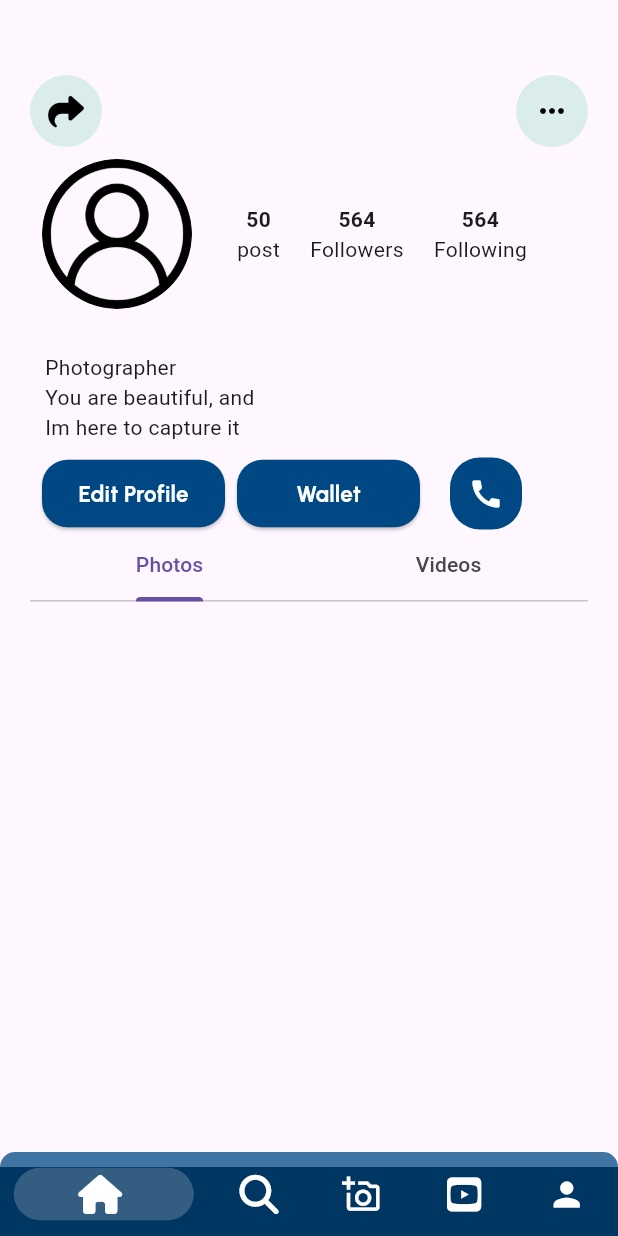
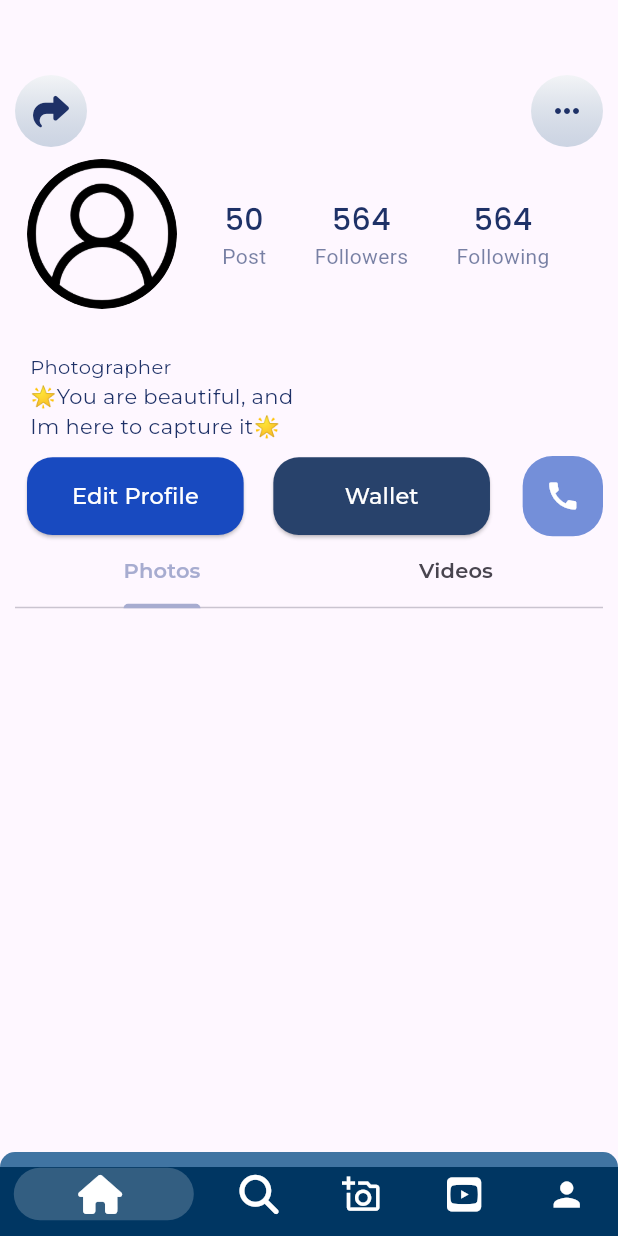
Before and after one commit to muhammed-ajmal1217/seclob_machine_test, a Flutter app: the screen it shows after launch, on a phone screen of 412 x 824 dp. Run offline on Flutter 3.47's test engine with Material 3 defaults, Android fonts, the phone set to English and light mode, and no system bars; drawn by our look-alikes of persistent_bottom_nav_bar; our stand-ins replace dio, font_awesome_flutter, google_fonts; network calls fail.

Commit message:
task completed

```diff
--- a/lib/main.dart
+++ b/lib/main.dart
@@ -1,5 +1,4 @@
 import 'package:flutter/material.dart';
-import 'package:flutter/widgets.dart';
 import 'package:provider/provider.dart';
 import 'package:seclob_task/bottombar.dart';
 import 'package:seclob_task/controller/api_provider.dart';
@@ -16,6 +15,7 @@ void main(){
         ChangeNotifierProvider(create: (context) => ApiProvider(),)
       ],
       child: MaterialApp(
+        debugShowCheckedModeBanner: false,
         home: BottomNavBar(),
       ),
     );
--- a/lib/view/home.dart
+++ b/lib/view/home.dart
@@ -1,23 +1,42 @@
 import 'package:flutter/material.dart';
 import 'package:font_awesome_flutter/font_awesome_flutter.dart';
+import 'package:google_fonts/google_fonts.dart';
 import 'package:provider/provider.dart';
 import 'package:seclob_task/controller/api_provider.dart';
 import 'package:seclob_task/view/photos.dart';
 import 'package:seclob_task/view/videos.dart';
 import 'package:seclob_task/view/widgets/custom_button.dart';
 
-class HomePage extends StatelessWidget {
+class HomePage extends StatefulWidget {
   const HomePage({super.key});
 
   @override
+  State<HomePage> createState() => _HomePageState();
+}
+
+class _HomePageState extends State<HomePage> {
+  void initState() {
+    super.initState();
+    Provider.of<ApiProvider>(context, listen: false).fetchData();
+  }
+
+  final followStyle = GoogleFonts.poppins(fontWeight: FontWeight.w500,color:Color(0xff1E3167),fontSize:20);
+  final followTextStyle = TextStyle(color: Color(0xff1E3167).withOpacity(0.6));
+  var gradient = LinearGradient(
+      begin: Alignment.bottomCenter,
+      end: Alignment.topCenter,
+      colors: [
+        Color(0xff044770).withOpacity(0.2),
+        Color(0xffD6EEE1).withOpacity(0.28),
+      ]);
+  @override
   Widget build(BuildContext context) {
-    final pro = Provider.of<ApiProvider>(context, listen: true);
-
+    final size = MediaQuery.of(context).size;
     return DefaultTabController(
       length: 2,
       child: Scaffold(
         body: Padding(
-          padding: const EdgeInsets.only(top: 50, left: 20, right: 20),
+          padding: const EdgeInsets.only(top: 50, left: 10, right: 10),
           child: Column(
             crossAxisAlignment: CrossAxisAlignment.start,
             children: [
@@ -27,23 +46,23 @@ class HomePage extends StatelessWidget {
                   Container(
                     decoration: BoxDecoration(
                         borderRadius: BorderRadius.circular(30),
-                        color: const Color.fromARGB(255, 219, 236, 237)),
+                        gradient: gradient),
                     child: IconButton(
                         onPressed: () {},
                         icon: const Icon(
                           FontAwesomeIcons.share,
-                          color: Colors.black,
+                          color: Color(0xff1E3167),
                         )),
                   ),
                   Container(
                     decoration: BoxDecoration(
                         borderRadius: BorderRadius.circular(30),
-                        color: const Color.fromARGB(255, 219, 236, 237)),
+                        gradient: gradient),
                     child: IconButton(
                         onPressed: () {},
                         icon: const Icon(
                           Icons.more_horiz_outlined,
-                          color: Colors.black,
+                          color: Color(0xff1E3167),
                         )),
                   )
                 ],
@@ -66,8 +85,7 @@ class HomePage extends StatelessWidget {
                                   child: Image.asset(
                                     'assets/user_1144760.png',
                                     fit: BoxFit.cover,
-                                  )
-                                  ),
+                                  )),
                             )
                           : SizedBox(
                               height: 100,
@@ -77,42 +95,46 @@ class HomePage extends StatelessWidget {
                                   child: Image.network(
                                     '${profile[0]}',
                                     fit: BoxFit.cover,
-                                  )
-                                  ),
+                                  )),
                             );
                     }),
-                    const Padding(
-                      padding: EdgeInsets.only(left: 30, right: 10),
-                      child: Column(
+                    Padding(
+                      padding: const EdgeInsets.only(left: 30, top: 10),
+                      child: SizedBox(
+                        height: size.height * 0.070,
+                        width: size.width * 0.53,
+                        child: Row(
+                          mainAxisAlignment: MainAxisAlignment.spaceBetween,
+                          children: [
+                            Column(
                               children: [
                                 Text(
                                   '50',
-                            style: TextStyle(fontWeight: FontWeight.bold),
+                                  style: followStyle,
                                 ),
-                          Text('post')
+                                Text('Post',style: followTextStyle,)
+                              ],
+                            ),
+                            Column(
+                              children: [
+                                Text('564',
+                                    style:followStyle
+                                        ),
+                                Text('Followers',style:followTextStyle ,)
+                              ],
+                            ),
+                            Column(
+                              children: [
+                                Text('564',
+                                    style:
+                                        followStyle),
+                                Text('Following',style: followTextStyle,)
+                              ],
+                            ),
                           ],
                         ),
                       ),
-                    const Padding(
-                      padding: EdgeInsets.only(left: 10, right: 10),
-                      child: Column(
-                        children: [
-                          Text('564',
-                              style: TextStyle(fontWeight: FontWeight.bold)),
-                          Text('Followers')
-                        ],
                     ),
-                    ),
-                    const Padding(
-                      padding: EdgeInsets.only(left: 10, right: 10),
-                      child: Column(
-                        children: [
-                          Text('564',
-                              style: TextStyle(fontWeight: FontWeight.bold)),
-                          Text('Following')
-                        ],
-                      ),
-                    )
                   ],
                 ),
               ),
@@ -121,47 +143,55 @@ class HomePage extends StatelessWidget {
                 child: Consumer<ApiProvider>(builder: (context, value, child) {
                   final name = value.datas!.map((e) => e.firstName).toList();
                   return name.isEmpty
-                      ? Text('')
+                      ? const Text('')
                       : Text(
                           '${name[0]}',
-                          style: const TextStyle(fontWeight: FontWeight.bold),
+                          style: GoogleFonts.montserrat(
+                              fontWeight: FontWeight.w500,fontSize:18,color:Color(0xff1E3167)),
                         );
                 }),
               ),
-              const Padding(
-                padding: EdgeInsets.only(left: 10),
-                child: Text('Photographer'),
+              Padding(
+                padding: const EdgeInsets.only(left: 10),
+                child: Text(
+                  'Photographer',
+                  style: GoogleFonts.montserrat(color:Color(0xff1E3167),fontSize:13),
                 ),
-              const Padding(
-                padding: EdgeInsets.only(left: 10),
-                child: Text('You are beautiful, and'),
               ),
-              const Padding(
-                padding: EdgeInsets.only(left: 10),
-                child: Text('Im here to capture it'),
+              Padding(
+                padding: const EdgeInsets.only(left: 10),
+                child: Text(
+                  '🌟You are beautiful, and\nIm here to capture it🌟',
+                  style: GoogleFonts.montserrat(color:Color(0xff1E3167)),
+                ),
               ),
               Row(
+                mainAxisAlignment: MainAxisAlignment.spaceBetween,
                 children: [
                   CustomButton(
-                    height: 55,
-                    width: 130,
+                    height: size.height * 0.075,
+                    width: size.width * 0.37,
                     onTap: () {},
                     name: "Edit Profile",
+                    color: const Color(0xff184AC0),
                   ),
                   CustomButton(
-                    height: 55,
-                    width: 130,
+                    height: size.height * 0.075,
+                    width: size.width * 0.37,
                     onTap: () {},
                     name: "Wallet",
+                    color: const Color(0xff28426B),
                   ),
                   Padding(
-                    padding: const EdgeInsets.only(top: 10, left: 20),
+                    padding: const EdgeInsets.only(top: 10, left: 10),
                     child: Container(
+                        height: size.height * 0.065,
+                        width: size.width * 0.13,
                         decoration: BoxDecoration(
-                            color: const Color.fromARGB(255, 0, 72, 131),
+                            color: const Color(0xff184AC0).withOpacity(0.6),
                             borderRadius: BorderRadius.circular(20)),
                         child: IconButton(
-                          onPressed: (){},
+                          onPressed: () {},
                           icon: const Icon(
                             Icons.call,
                             color: Colors.white,
@@ -170,7 +200,11 @@ class HomePage extends StatelessWidget {
                   )
                 ],
               ),
-              const TabBar(tabs: [
+               TabBar(
+                labelStyle: GoogleFonts.montserrat(fontWeight:FontWeight.w600,color:Color(0xffA7ACD0)),
+                indicatorColor: Color(0xffA7ACD0),
+                labelColor: Color(0xffA7ACD0),
+                tabs: [
                 Tab(
                   text: 'Photos',
                 ),
--- a/lib/view/photos.dart
+++ b/lib/view/photos.dart
@@ -1,4 +1,5 @@
 import 'package:flutter/material.dart';
+import 'package:flutter/widgets.dart';
 import 'package:provider/provider.dart';
 import 'package:seclob_task/controller/api_provider.dart';
 
@@ -7,33 +8,31 @@ class PhotosScreen extends StatelessWidget {
 
   @override
   Widget build(BuildContext context) {
+    final size = MediaQuery.of(context).size;
     return Consumer<ApiProvider>(
       builder: (context, value, child) {
         return GridView.builder(
           gridDelegate: const SliverGridDelegateWithFixedCrossAxisCount(
-              crossAxisCount: 3, crossAxisSpacing: 6, mainAxisSpacing: 8),
+              crossAxisCount: 3, crossAxisSpacing: 4, mainAxisSpacing: 4),
           itemCount: value.datas!.length,
           itemBuilder: (context, index) {
             final data = value.datas![index];
-            print('${data.likeCount}');
-
             return Padding(
               padding: const EdgeInsets.only(bottom: 5),
               child: Stack(
                 children: [
-                  SizedBox(
-                    height: 300,
-                    width: 300,
-                    child: ClipRRect(
+                  Container(
+                    height: size.height*0.5,
+                    width: size.width*0.4,
+                    decoration: BoxDecoration(
                       borderRadius: BorderRadius.circular(10),
-                      child: Image.network(
-                        '${data.filePath}',
+                      image: DecorationImage(
                         fit: BoxFit.cover,
-                      ),
+                        image: NetworkImage('${data.filePath}'))
                     ),
                   ),
                   Row(
-                    mainAxisAlignment: MainAxisAlignment.center,
+                    mainAxisAlignment: MainAxisAlignment.spaceEvenly,
                     children: [
                       Column(
                         mainAxisAlignment: MainAxisAlignment.end,
--- a/lib/view/widgets/custom_button.dart
+++ b/lib/view/widgets/custom_button.dart
@@ -6,6 +6,7 @@ class CustomButton extends StatelessWidget {
   const CustomButton(
       {super.key,
       required this.height,
+      required this.color,
       required this.width,
       required this.name,
       required this.onTap});
@@ -13,6 +14,7 @@ class CustomButton extends StatelessWidget {
   final double height;
   final double width;
   final String name;
+  final Color color;
   final void Function()? onTap;
 
   @override
@@ -25,12 +27,12 @@ class CustomButton extends StatelessWidget {
           onPressed: onTap,
           style: ButtonStyle(
               backgroundColor: MaterialStateProperty.all(
-                  const Color.fromARGB(255, 0, 72, 131)),
+                  color),
               shape: MaterialStatePropertyAll(RoundedRectangleBorder(
                   borderRadius: BorderRadius.circular(17)))),
           child: Text(name,
-              style: GoogleFonts.urbanist(
-                  fontWeight: FontWeight.bold,
+              style: GoogleFonts.montserrat(
+                  fontWeight: FontWeight.w500,
                   fontSize: 15,
                   color: Colors.white)),
         ));
```
Lines whose indentation alone changed are shown as unchanged.
